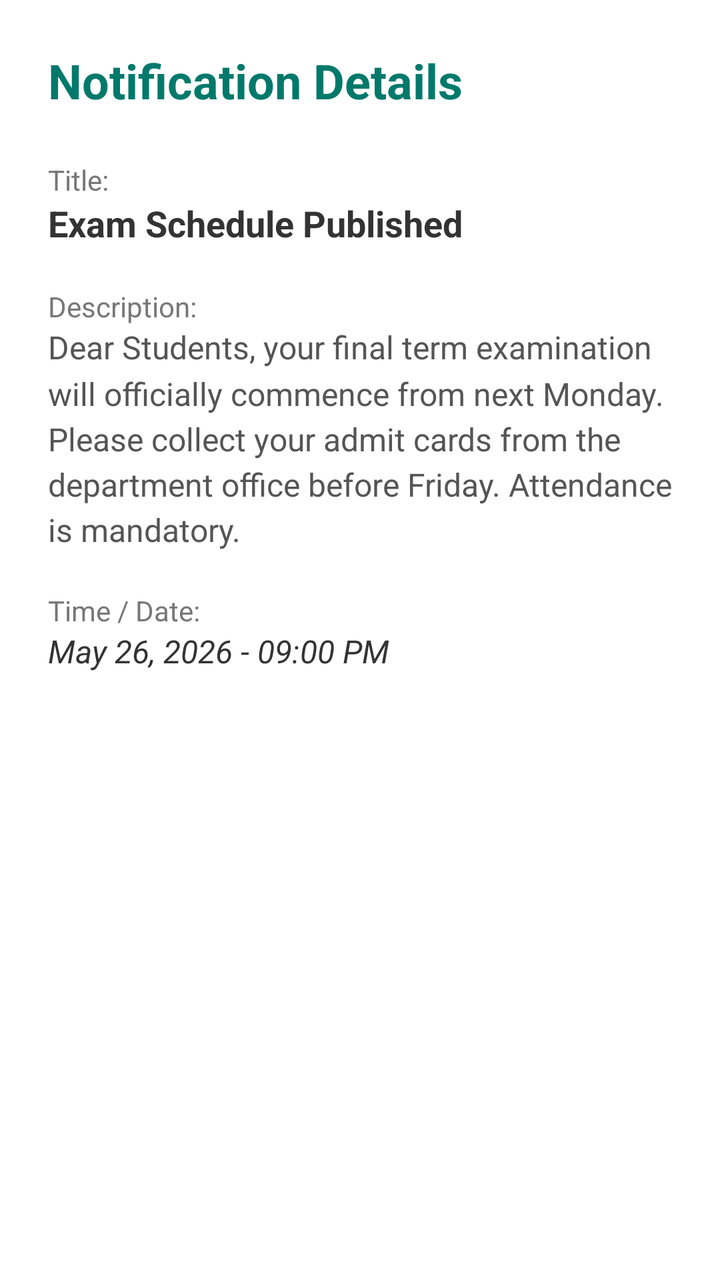
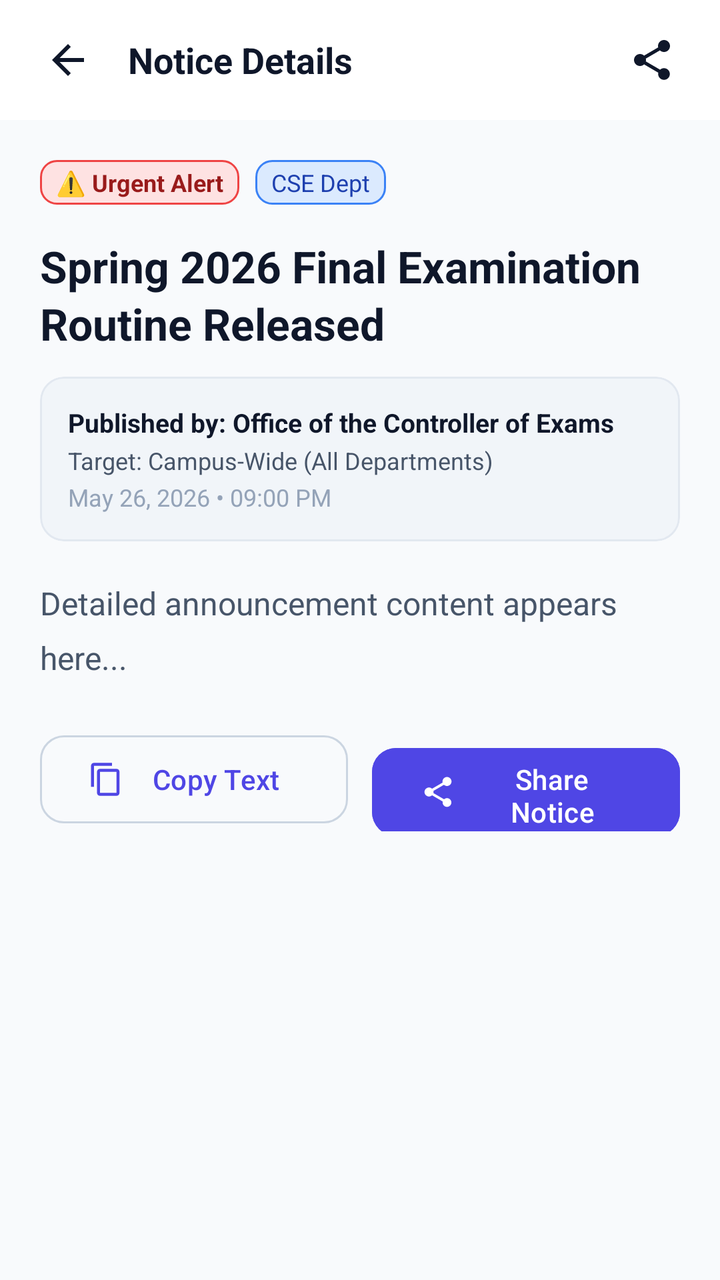

Before-and-after screenshots of an Android layout around one commit, followed by the original layout XML and the change that was made.
<!-- AndroidManifest.xml: application theme Theme.Notify -->
<!-- res/layout/activity_details.xml -->
<?xml version="1.0" encoding="utf-8"?>
<LinearLayout xmlns:android="http://schemas.android.com/apk/res/android"
    android:layout_width="match_parent"
    android:layout_height="match_parent"
    android:orientation="vertical"
    android:padding="24dp"
    android:background="#FFFFFF">

    <TextView
        android:layout_width="wrap_content"
        android:layout_height="wrap_content"
        android:text="Notification Details"
        android:textSize="24sp"
        android:textStyle="bold"
        android:textColor="#00796B"
        android:layout_marginBottom="24dp" />

    <TextView
        android:layout_width="wrap_content"
        android:layout_height="wrap_content"
        android:text="Title:"
        android:textSize="14sp"
        android:textColor="#777777" />
    <TextView
        android:id="@+id/tvDetailsTitle"
        android:layout_width="match_parent"
        android:layout_height="wrap_content"
        android:text="Exam Schedule Published"
        android:textSize="18sp"
        android:textStyle="bold"
        android:textColor="#333333"
        android:layout_marginBottom="20dp"/>

    <TextView
        android:layout_width="wrap_content"
        android:layout_height="wrap_content"
        android:text="Description:"
        android:textSize="14sp"
        android:textColor="#777777" />
    <TextView
        android:id="@+id/tvDetailsDescription"
        android:layout_width="match_parent"
        android:layout_height="wrap_content"
        android:text="Dear Students, your final term examination will officially commence from next Monday. Please collect your admit cards from the department office before Friday. Attendance is mandatory."
        android:textSize="16sp"
        android:textColor="#555555"
        android:lineSpacingMultiplier="1.2"
        android:layout_marginBottom="20dp"/>

    <TextView
        android:layout_width="wrap_content"
        android:layout_height="wrap_content"
        android:text="Time / Date:"
        android:textSize="14sp"
        android:textColor="#777777" />
    <TextView
        android:id="@+id/tvDetailsTime"
        android:layout_width="match_parent"
        android:layout_height="wrap_content"
        android:text="May 26, 2026 - 09:00 PM"
        android:textSize="16sp"
        android:textColor="#333333"
        android:textStyle="italic" />

</LinearLayout>
<!-- resources referenced by this layout -->
<resources>
  <style name="Base.Theme.Notify" parent="Theme.Material3.DayNight.NoActionBar">
          
          
      </style>
  <!-- unchanged entries left out for length: 1 -->
</resources>

<!-- the commit's change to res/layout/activity_details.xml (unified diff, before → after) -->
@@ -1,65 +1,264 @@
 <?xml version="1.0" encoding="utf-8"?>
-<LinearLayout xmlns:android="http://schemas.android.com/apk/res/android"
+<androidx.coordinatorlayout.widget.CoordinatorLayout
+    xmlns:android="http://schemas.android.com/apk/res/android"
+    xmlns:app="http://schemas.android.com/apk/res-auto"
+    xmlns:tools="http://schemas.android.com/tools"
     android:layout_width="match_parent"
     android:layout_height="match_parent"
-    android:orientation="vertical"
-    android:padding="24dp"
-    android:background="#FFFFFF">
-
-    <TextView
-        android:layout_width="wrap_content"
-        android:layout_height="wrap_content"
-        android:text="Notification Details"
-        android:textSize="24sp"
-        android:textStyle="bold"
-        android:textColor="#00796B"
-        android:layout_marginBottom="24dp" />
-
-    <TextView
-        android:layout_width="wrap_content"
-        android:layout_height="wrap_content"
-        android:text="Title:"
-        android:textSize="14sp"
-        android:textColor="#777777" />
-    <TextView
-        android:id="@+id/tvDetailsTitle"
+    android:background="@color/background">
+
+    
+    <com.google.android.material.appbar.AppBarLayout
         android:layout_width="match_parent"
         android:layout_height="wrap_content"
-        android:text="Exam Schedule Published"
-        android:textSize="18sp"
-        android:textStyle="bold"
-        android:textColor="#333333"
-        android:layout_marginBottom="20dp"/>
-
-    <TextView
-        android:layout_width="wrap_content"
-        android:layout_height="wrap_content"
-        android:text="Description:"
-        android:textSize="14sp"
-        android:textColor="#777777" />
-    <TextView
-        android:id="@+id/tvDetailsDescription"
+        android:background="@color/surface"
+        app:elevation="2dp">
+
+        <RelativeLayout
+            android:layout_width="match_parent"
+            android:layout_height="60dp"
+            android:paddingHorizontal="16dp">
+
+            <ImageButton
+                android:id="@+id/btnBack"
+                android:layout_width="36dp"
+                android:layout_height="36dp"
+                android:src="@drawable/ic_arrow_back"
+                android:background="?attr/selectableItemBackgroundBorderless"
+                app:tint="@color/on_surface"
+                android:layout_alignParentStart="true"
+                android:layout_centerVertical="true"
+                android:contentDescription="Back" />
+
+            <TextView
+                android:layout_width="wrap_content"
+                android:layout_height="wrap_content"
+                android:text="Notice Details"
+                android:textSize="18sp"
+                android:textStyle="bold"
+                android:textColor="@color/on_surface"
+                android:layout_toEndOf="@id/btnBack"
+                android:layout_marginStart="12dp"
+                android:layout_centerVertical="true" />
+
+            <ImageButton
+                android:id="@+id/btnShareTop"
+                android:layout_width="36dp"
+                android:layout_height="36dp"
+                android:src="@drawable/ic_share"
+                android:background="?attr/selectableItemBackgroundBorderless"
+                app:tint="@color/on_surface"
+                android:layout_alignParentEnd="true"
+                android:layout_centerVertical="true"
+                android:contentDescription="Share" />
+        </RelativeLayout>
+    </com.google.android.material.appbar.AppBarLayout>
+
+    
+    <androidx.core.widget.NestedScrollView
         android:layout_width="match_parent"
-        android:layout_height="wrap_content"
-        android:text="Dear Students, your final term examination will officially commence from next Monday. Please collect your admit cards from the department office before Friday. Attendance is mandatory."
-        android:textSize="16sp"
-        android:textColor="#555555"
-        android:lineSpacingMultiplier="1.2"
-        android:layout_marginBottom="20dp"/>
-
-    <TextView
-        android:layout_width="wrap_content"
-        android:layout_height="wrap_content"
-        android:text="Time / Date:"
-        android:textSize="14sp"
-        android:textColor="#777777" />
-    <TextView
-        android:id="@+id/tvDetailsTime"
-        android:layout_width="match_parent"
-        android:layout_height="wrap_content"
-        android:text="May 26, 2026 - 09:00 PM"
-        android:textSize="16sp"
-        android:textColor="#333333"
-        android:textStyle="italic" />
-
-</LinearLayout>
+        android:layout_height="match_parent"
+        android:padding="20dp"
+        app:layout_behavior="@string/appbar_scrolling_view_behavior">
+
+        <LinearLayout
+            android:layout_width="match_parent"
+            android:layout_height="wrap_content"
+            android:orientation="vertical">
+
+            
+            <LinearLayout
+                android:layout_width="match_parent"
+                android:layout_height="wrap_content"
+                android:orientation="horizontal"
+                android:gravity="center_vertical"
+                android:layout_marginBottom="16dp">
+
+                <TextView
+                    android:id="@+id/tvDetailsCategory"
+                    android:layout_width="wrap_content"
+                    android:layout_height="wrap_content"
+                    android:background="@drawable/bg_badge_urgent"
+                    android:text="⚠️ Urgent Alert"
+                    android:textSize="12sp"
+                    android:textStyle="bold"
+                    android:textColor="@color/badge_urgent_text"
+                    android:layout_marginEnd="8dp" />
+
+                <TextView
+                    android:id="@+id/tvDetailsDept"
+                    android:layout_width="wrap_content"
+                    android:layout_height="wrap_content"
+                    android:background="@drawable/bg_badge_announcement"
+                    android:text="CSE Dept"
+                    android:textSize="12sp"
+                    android:textColor="@color/badge_announcement_text" />
+            </LinearLayout>
+
+            
+            <TextView
+                android:id="@+id/tvDetailsTitle"
+                android:layout_width="match_parent"
+                android:layout_height="wrap_content"
+                android:text="Spring 2026 Final Examination Routine Released"
+                android:textSize="22sp"
+                android:textStyle="bold"
+                android:textColor="@color/on_surface"
+                android:lineSpacingExtra="3dp"
+                android:layout_marginBottom="12dp" />
+
+            
+            <com.google.android.material.card.MaterialCardView
+                android:layout_width="match_parent"
+                android:layout_height="wrap_content"
+                app:cardCornerRadius="12dp"
+                app:cardElevation="0dp"
+                app:strokeWidth="1dp"
+                app:strokeColor="@color/outline_variant"
+                app:cardBackgroundColor="@color/surface_variant"
+                android:layout_marginBottom="20dp">
+
+                <LinearLayout
+                    android:layout_width="match_parent"
+                    android:layout_height="wrap_content"
+                    android:orientation="vertical"
+                    android:padding="14dp">
+
+                    <TextView
+                        android:id="@+id/tvDetailsPublisher"
+                        android:layout_width="wrap_content"
+                        android:layout_height="wrap_content"
+                        android:text="Published by: Office of the Controller of Exams"
+                        android:textSize="13sp"
+                        android:textStyle="bold"
+                        android:textColor="@color/on_surface" />
+
+                    <TextView
+                        android:id="@+id/tvDetailsTarget"
+                        android:layout_width="wrap_content"
+                        android:layout_height="wrap_content"
+                        android:text="Target: Campus-Wide (All Departments)"
+                        android:textSize="12sp"
+                        android:textColor="@color/on_surface_medium"
+                        android:layout_marginTop="2dp" />
+
+                    <TextView
+                        android:id="@+id/tvDetailsTime"
+                        android:layout_width="wrap_content"
+                        android:layout_height="wrap_content"
+                        android:text="May 26, 2026 • 09:00 PM"
+                        android:textSize="12sp"
+                        android:textColor="@color/on_surface_subtle"
+                        android:layout_marginTop="2dp" />
+                </LinearLayout>
+            </com.google.android.material.card.MaterialCardView>
+
+            
+            <TextView
+                android:id="@+id/tvDetailsDescription"
+                android:layout_width="match_parent"
+                android:layout_height="wrap_content"
+                android:text="Detailed announcement content appears here..."
+                android:textSize="16sp"
+                android:textColor="@color/on_surface_medium"
+                android:lineSpacingMultiplier="1.4"
+                android:layout_marginBottom="24dp" />
+
+            
+            <com.google.android.material.card.MaterialCardView
+                android:id="@+id/cardDetailsAttachment"
+                android:layout_width="match_parent"
+                android:layout_height="wrap_content"
+                app:cardCornerRadius="14dp"
+                app:cardElevation="0dp"
+                app:strokeWidth="1dp"
+                app:strokeColor="@color/outline_variant"
+                app:cardBackgroundColor="@color/surface_variant"
+                android:layout_marginBottom="28dp"
+                android:visibility="gone">
+
+                <LinearLayout
+                    android:layout_width="match_parent"
+                    android:layout_height="wrap_content"
+                    android:orientation="horizontal"
+                    android:padding="16dp"
+                    android:gravity="center_vertical">
+
+                    <ImageView
+                        android:layout_width="36dp"
+                        android:layout_height="36dp"
+                        android:src="@drawable/ic_pdf"
+                        android:layout_marginEnd="12dp" />
+
+                    <LinearLayout
+                        android:layout_width="0dp"
+                        android:layout_height="wrap_content"
+                        android:layout_weight="1"
+                        android:orientation="vertical">
+
+                        <TextView
+                            android:id="@+id/tvDetailsAttachmentName"
+                            android:layout_width="wrap_content"
+                            android:layout_height="wrap_content"
+                            android:text="Official_Routine_2026.pdf"
+                            android:textSize="14sp"
+                            android:textStyle="bold"
+                            android:textColor="@color/on_surface" />
+
+                        <TextView
+                            android:id="@+id/tvDetailsAttachmentSize"
+                            android:layout_width="wrap_content"
+                            android:layout_height="wrap_content"
+                            android:text="1.4 MB • PDF Document"
+                            android:textSize="12sp"
+                            android:textColor="@color/on_surface_subtle"
+                            android:layout_marginTop="2dp" />
+                    </LinearLayout>
+
+                    <com.google.android.material.button.MaterialButton
+                        android:id="@+id/btnDetailsOpenAttachment"
+                        style="@style/Widget.Material3.Button.TonalButton"
+                        android:layout_width="wrap_content"
+                        android:layout_height="wrap_content"
+                        android:text="Open"
+                        app:cornerRadius="10dp" />
+                </LinearLayout>
+            </com.google.android.material.card.MaterialCardView>
+
+            
+            <LinearLayout
+                android:layout_width="match_parent"
+                android:layout_height="wrap_content"
+                android:orientation="horizontal">
+
+                <com.google.android.material.button.MaterialButton
+                    android:id="@+id/btnCopyNotice"
+                    style="@style/Widget.Material3.Button.OutlinedButton"
+                    android:layout_width="0dp"
+                    android:layout_height="52dp"
+                    android:layout_weight="1"
+                    android:layout_marginEnd="6dp"
+                    android:text="Copy Text"
+                    app:cornerRadius="12dp"
+                    app:icon="@drawable/ic_copy"
+                    app:iconTint="@color/primary"
+                    android:textColor="@color/primary" />
+
+                <com.google.android.material.button.MaterialButton
+                    android:id="@+id/btnShareNotice"
+                    android:layout_width="0dp"
+                    android:layout_height="52dp"
+                    android:layout_weight="1"
+                    android:layout_marginStart="6dp"
+                    android:text="Share Notice"
+                    app:cornerRadius="12dp"
+                    android:backgroundTint="@color/primary"
+                    app:icon="@drawable/ic_share"
+                    app:iconTint="@color/on_primary"
+                    android:textColor="@color/on_primary" />
+            </LinearLayout>
+
+        </LinearLayout>
+    </androidx.core.widget.NestedScrollView>
+
+</androidx.coordinatorlayout.widget.CoordinatorLayout>
<!-- resource entries referenced after the edit -->
@@ -1,9 +1,112 @@
 <!-- resources referenced by this layout -->
 <resources>
+  <color name="background">#F8FAFC</color>
+  <color name="badge_announcement_text">#1E40AF</color>
+  <color name="badge_urgent_text">#991B1B</color>
+  <color name="on_primary">#FFFFFF</color>
+  <color name="on_surface">#0F172A</color>
+  <color name="on_surface_medium">#475569</color>
+  <color name="on_surface_subtle">#94A3B8</color>
+  <color name="outline_variant">#E2E8F0</color>
+  <color name="primary">#4F46E5</color>
+  <color name="surface">#FFFFFF</color>
+  <color name="surface_variant">#F1F5F9</color>
+  <!-- drawable bg_badge_announcement (drawable) -->
+  <?xml version="1.0" encoding="utf-8"?>
+  <shape xmlns:android="http://schemas.android.com/apk/res/android"
+      android:shape="rectangle">
+      <solid android:color="@color/badge_announcement_bg" />
+      <stroke android:width="1dp" android:color="@color/badge_announcement" />
+      <corners android:radius="8dp" />
+      <padding android:left="8dp" android:top="3dp" android:right="8dp" android:bottom="3dp" />
+  </shape>
+  <!-- drawable bg_badge_urgent (drawable) -->
+  <?xml version="1.0" encoding="utf-8"?>
+  <shape xmlns:android="http://schemas.android.com/apk/res/android"
+      android:shape="rectangle">
+      <solid android:color="@color/badge_urgent_bg" />
+      <stroke android:width="1dp" android:color="@color/badge_urgent" />
+      <corners android:radius="8dp" />
+      <padding android:left="8dp" android:top="3dp" android:right="8dp" android:bottom="3dp" />
+  </shape>
+  <!-- drawable ic_arrow_back (drawable) -->
+  <vector xmlns:android="http://schemas.android.com/apk/res/android"
+      android:width="24dp"
+      android:height="24dp"
+      android:viewportWidth="24"
+      android:viewportHeight="24">
+    <path
+        android:fillColor="#FFFFFFFF"
+        android:pathData="M20,11H7.83l5.59,-5.59L12,4l-8,8 8,8 1.41,-1.41L7.83,13H20v-2z"/>
+  </vector>
+  <!-- drawable ic_copy (drawable) -->
+  <vector xmlns:android="http://schemas.android.com/apk/res/android"
+      android:width="24dp"
+      android:height="24dp"
+      android:viewportWidth="24"
+      android:viewportHeight="24">
+    <path
+        android:fillColor="#FF475569"
+        android:pathData="M16,1H4c-1.1,0 -2,0.9 -2,2v14h2V3h12V1zm3,4H8c-1.1,0 -2,0.9 -2,2v14c0,1.1 0.9,2 2,2h11c1.1,0 2,-0.9 2,-2V7c0,-1.1 -0.9,-2 -2,-2zm0,16H8V7h11v14z"/>
+  </vector>
+  <!-- drawable ic_pdf (drawable) -->
+  <vector xmlns:android="http://schemas.android.com/apk/res/android"
+      android:width="24dp"
+      android:height="24dp"
+      android:viewportWidth="24"
+      android:viewportHeight="24">
+    <path
+        android:fillColor="#FFEF4444"
+        android:pathData="M20,2H8c-1.1,0 -2,0.9 -2,2v12c0,1.1 0.9,2 2,2h12c1.1,0 2,-0.9 2,-2V4c0,-1.1 -0.9,-2 -2,-2zm-8.5,7.5c0,0.83 -0.67,1.5 -1.5,1.5H9v2H7.5V7H10c0.83,0 1.5,0.67 1.5,1.5v1zm5,2c0,0.83 -0.67,1.5 -1.5,1.5h-2.5V7H15c0.83,0 1.5,0.67 1.5,1.5v3zm4,-3H19v1h1.5V11H19v2h-1.5V7h3v1.5zM9,9.5h1v-1H9v1zm4.5,2h1v-3h-1v3zM4,6H2v14c0,1.1 0.9,2 2,2h14v-2H4V6z"/>
+  </vector>
+  <!-- drawable ic_share (drawable) -->
+  <vector xmlns:android="http://schemas.android.com/apk/res/android"
+      android:width="24dp"
+      android:height="24dp"
+      android:viewportWidth="24"
+      android:viewportHeight="24">
+    <path
+        android:fillColor="#FF475569"
+        android:pathData="M18,16.08c-0.76,0 -1.44,0.3 -1.96,0.77L8.91,12.7c0.05,-0.23 0.09,-0.46 0.09,-0.7s-0.04,-0.47 -0.09,-0.7l7.05,-4.11c0.54,0.5 1.25,0.81 2.04,0.81 1.66,0 3,-1.34 3,-3s-1.34,-3 -3,-3 -3,1.34 -3,3c0,0.24 0.04,0.47 0.09,0.7L8.04,9.81C7.5,9.31 6.79,9 6,9c-1.66,0 -3,1.34 -3,3s1.34,3 3,3c0.79,0 1.5,-0.31 2.04,-0.81l7.12,4.16c-0.05,0.21 -0.08,0.43 -0.08,0.65 0,1.61 1.31,2.92 2.92,2.92 1.61,0 2.92,-1.31 2.92,-2.92s-1.31,-2.92 -2.92,-2.92z"/>
+  </vector>
+  <color name="badge_announcement_bg">#DBEAFE</color>
+  <color name="badge_announcement">#3B82F6</color>
+  <color name="badge_urgent_bg">#FEE2E2</color>
+  <color name="badge_urgent">#EF4444</color>
   <style name="Base.Theme.Notify" parent="Theme.Material3.DayNight.NoActionBar">
           
+          <item name="colorPrimary">@color/primary</item>
+          <item name="colorPrimaryVariant">@color/primary_dark</item>
+          <item name="colorOnPrimary">@color/on_primary</item>
+          <item name="colorPrimaryContainer">@color/primary_container</item>
+          <item name="colorOnPrimaryContainer">@color/on_primary_container</item>
+  
           
+          <item name="colorSecondary">@color/secondary</item>
+          <item name="colorSecondaryContainer">@color/secondary_container</item>
+          <item name="colorOnSecondary">@color/on_secondary</item>
+          <item name="colorOnSecondaryContainer">@color/on_secondary_container</item>
+  
+          <item name="android:colorBackground">@color/background</item>
+          <item name="colorSurface">@color/surface</item>
+          <item name="colorOnSurface">@color/on_surface</item>
+          <item name="colorSurfaceVariant">@color/surface_variant</item>
+          <item name="colorOutline">@color/outline</item>
+          <item name="colorOutlineVariant">@color/outline_variant</item>
+  
+          
+          <item name="android:statusBarColor">@color/primary_dark</item>
+          <item name="android:windowLightStatusBar" tools:targetApi="m">false</item>
+          <item name="android:navigationBarColor">@color/surface</item>
       </style>
+  <color name="primary_dark">#4338CA</color>
+  <color name="primary_container">#E0E7FF</color>
+  <color name="on_primary_container">#312E81</color>
+  <color name="secondary">#10B981</color>
+  <color name="secondary_container">#D1FAE5</color>
+  <color name="on_secondary">#FFFFFF</color>
+  <color name="on_secondary_container">#064E3B</color>
+  <color name="outline">#CBD5E1</color>
   <!-- unchanged entries left out for length: 1 -->
 </resources>
 
